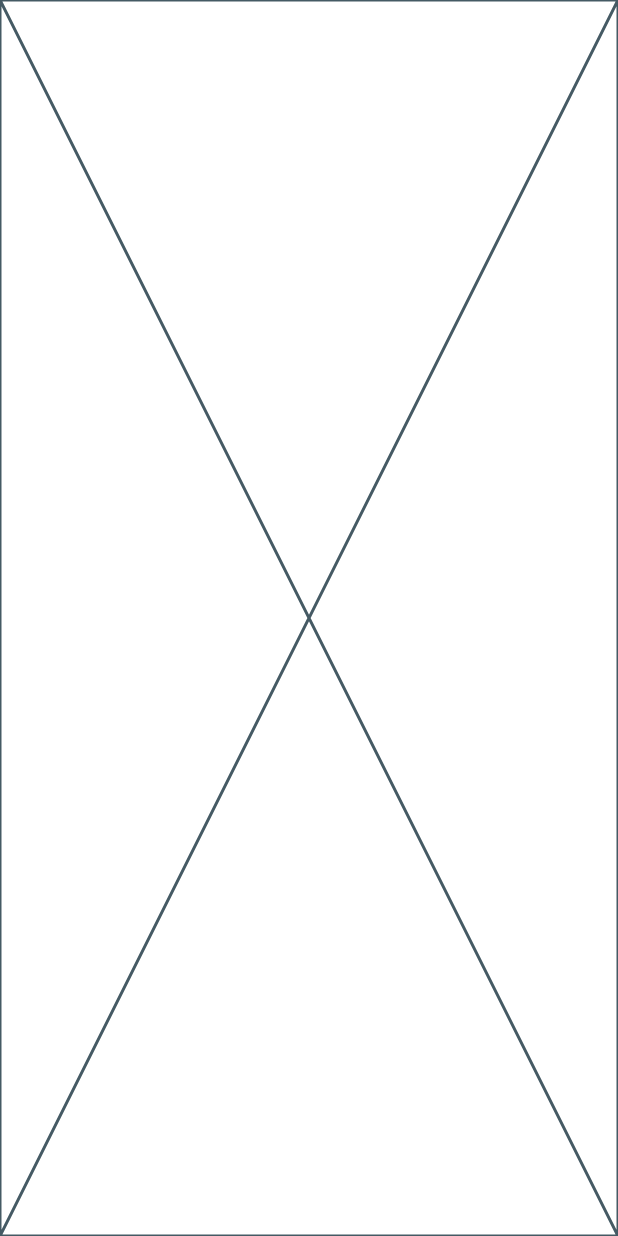
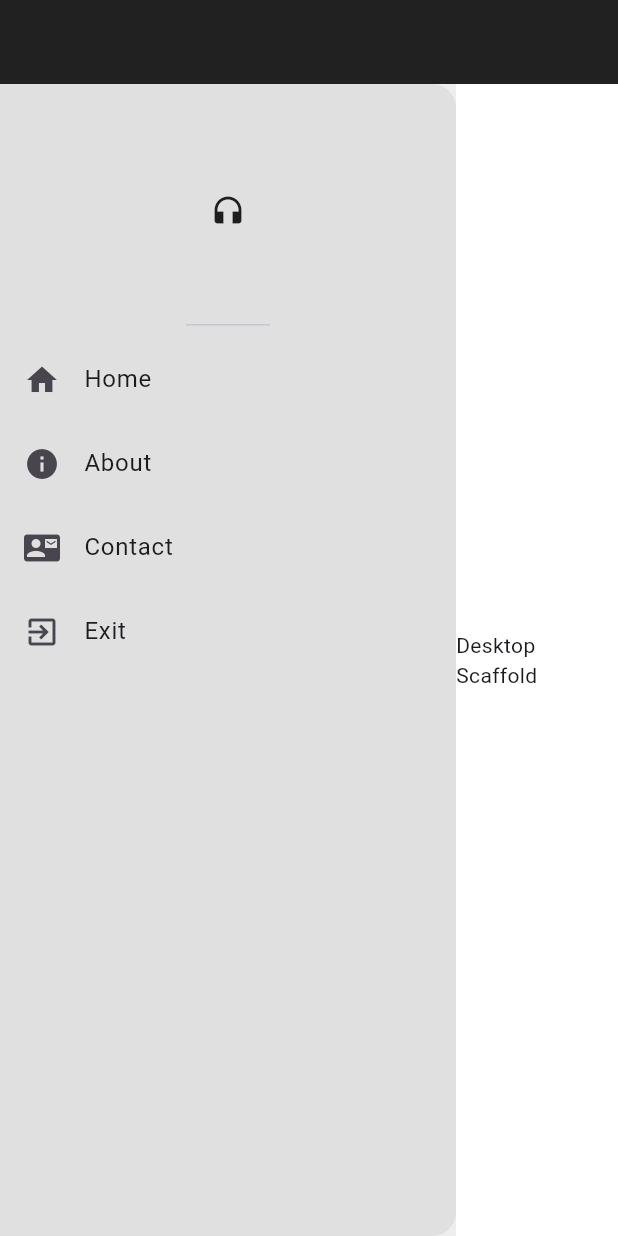
Before and after one commit to aprxty3/qr_resto_menu, a Flutter app: the DesktopScaffold screen opened directly, on a phone screen of 412 x 824 dp. Run offline on Flutter 3.47's test engine with Material 3 defaults, Android fonts, the light colour scheme and no system bars.

Commit message:
init responsive layout

```diff
--- /dev/null
+++ b/lib/constants.dart
@@ -0,0 +1,41 @@
+import 'package:flutter/material.dart';
+
+var myBackground = Colors.grey[200];
+
+var myAppbar = AppBar(
+  backgroundColor: Colors.grey[900],
+  leading: Builder(
+    builder: (context) => IconButton(
+      onPressed: () => Scaffold.of(context).openDrawer(),
+      icon: const Icon(
+        Icons.south_america_rounded,
+        color: Colors.white,
+      ),
+    ),
+  ),
+);
+
+var myDrawer = Drawer(
+  backgroundColor: Colors.grey[300],
+  child: const Column(
+    children: [
+      DrawerHeader(child: Icon(Icons.headphones)),
+      ListTile(
+        title: Text('Home'),
+        leading: Icon(Icons.home),
+      ),
+      ListTile(
+        title: Text('About'),
+        leading: Icon(Icons.info),
+      ),
+      ListTile(
+        title: Text('Contact'),
+        leading: Icon(Icons.contact_mail),
+      ),
+      ListTile(
+        title: Text('Exit'),
+        leading: Icon(Icons.exit_to_app),
+      )
+    ],
+  ),
+);
--- a/lib/responsive/desktop_scaffold.dart
+++ b/lib/responsive/desktop_scaffold.dart
@@ -1,4 +1,5 @@
 import 'package:flutter/material.dart';
+import 'package:qr_resto_menu/constants.dart';
 
 class DesktopScaffold extends StatefulWidget {
   const DesktopScaffold({super.key});
@@ -10,6 +11,24 @@ class DesktopScaffold extends StatefulWidget {
 class _DesktopScaffoldState extends State<DesktopScaffold> {
   @override
   Widget build(BuildContext context) {
-    return const Placeholder();
+    return Scaffold(
+      backgroundColor: myBackground,
+      appBar: AppBar(
+        backgroundColor: Colors.grey[900],
+      ),
+      body: Row(
+        children: [
+          myDrawer,
+          Expanded(
+            child: Container(
+              color: Colors.white,
+              child: Center(
+                child: Text('Desktop Scaffold'),
+              ),
+            ),
+          ),
+        ],
+      ),
+    );
   }
 }
```
Also changed, not shown: lib/main.dart (+29 -1 lines), lib/responsive/mobile_scaffold.dart (+6 -1 lines), lib/responsive/tablet_scaffold.dart (+7 -1 lines).
